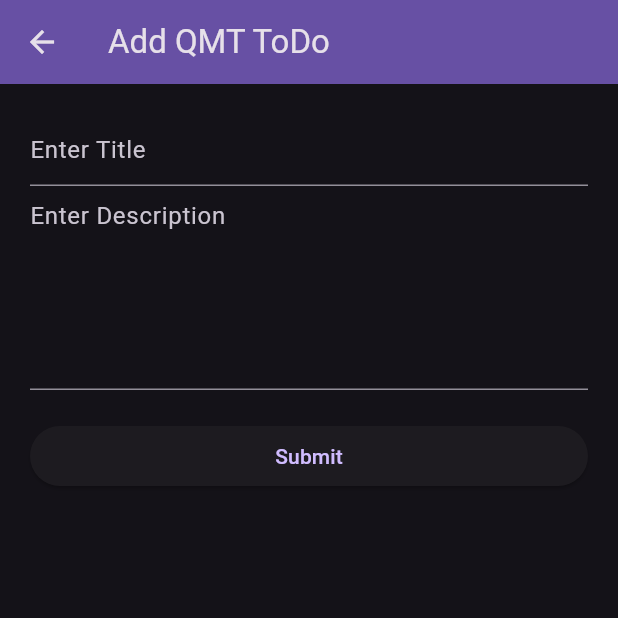
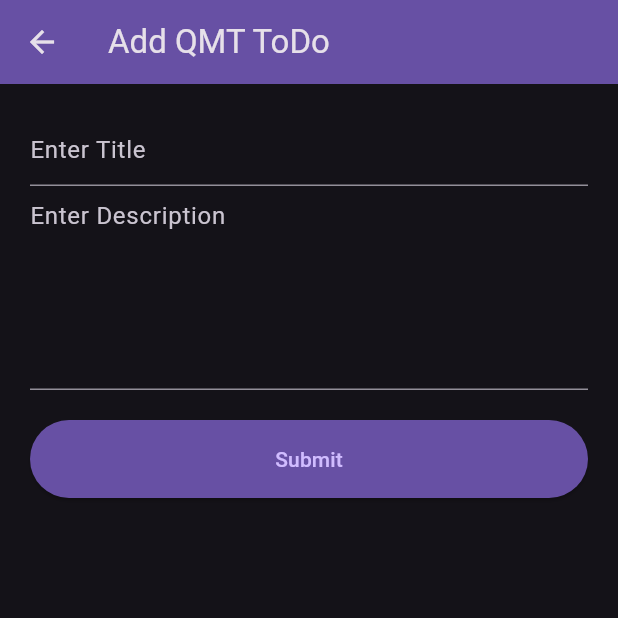
Before and after one commit to CalabrianChopper/fullstack_todo, a Flutter app: the screen it shows after launch, after a tap on "Add ToDo", on a phone screen of 412 x 824 dp, the top half of it. Run offline on Flutter 3.47's test engine with Material 3 defaults, Android fonts, the phone set to English and light mode, and no system bars; network calls fail.

Commit message:
video finito, da fare il refactoring

```diff
--- a/frontend/flutter_frontend/lib/screens/add_page.dart
+++ b/frontend/flutter_frontend/lib/screens/add_page.dart
@@ -3,7 +3,11 @@
 import 'package:http/http.dart' as http;
 
 class AddTodoPage extends StatefulWidget {
-  const AddTodoPage({super.key});
+  final Map? todo;
+  const AddTodoPage({
+    super.key,
+    this.todo,
+  });
 
   @override
   State<AddTodoPage> createState() => _AddTodoPageState();
@@ -13,12 +17,27 @@
 
   TextEditingController titleController = TextEditingController();
   TextEditingController descriptionController = TextEditingController();
+  bool isEdit = false;
+
+  @override
+  void initState() {
+    super.initState();
+    final todo = widget.todo;
+    if(todo != null){
+      isEdit = true;
+      final todo = widget.todo!;
+      titleController.text = todo['title'];
+      descriptionController.text = todo['description'];
+    }
+  }
 
   @override
   Widget build(BuildContext context) {
     return Scaffold(
       appBar: AppBar(
-        title: const Text("Add QMT ToDo"),
+        title: Text(
+          isEdit? "Edit QMT ToDo" : "Add QMT ToDo"
+        ),
         backgroundColor: Theme.of(context).colorScheme.inversePrimary,
       ),
       body: ListView(
@@ -41,12 +60,55 @@
           ),
           const SizedBox(height: 20),
           ElevatedButton(
-            onPressed: submitData,
-            child: const Text("Submit"),
+            onPressed: isEdit ? updateData : submitData,
+            style: ElevatedButton.styleFrom(
+              backgroundColor: Theme.of(context).colorScheme.inversePrimary,
+            ),
+            child: Padding(
+              padding: const EdgeInsets.all(16.0),
+              child: Text(
+                isEdit ? "Update" : "Submit"
+              )
+            ),
           )
         ],
       ),
     );
+  }
+
+  Future<void> updateData() async {
+    final todo = widget.todo!;
+    if (todo == null) {
+      print("Todo is null");
+      return;
+    }
+    final id = todo['id'];
+    final is_completed = todo['is_completed'];
+    final title = titleController.text;
+    final description = descriptionController.text;
+    final body = {
+      "title": title,
+      "description": description,
+      "is_completed": is_completed,
+    };
+    final url = "http://192.168.1.12:8000/v1/todos/update/$id/";
+    final uri = Uri.parse(url);
+    final response = await http.put(
+      uri,
+      headers: {
+        'Content-Type': 'application/json',
+      },
+      body: jsonEncode(body),
+    );
+    if (response.statusCode == 200) {
+      print('Data saved successfully');
+      print(response.body);
+      showSuccessMessage('Data updated successfully');
+    }
+    else {
+      print('Failed to save data. Status code: ${response.statusCode}');
+      showErrorMessage('Failed to update data. Status code: ${response.statusCode}');
+    }
   }
 
   Future<void> submitData() async {
--- a/frontend/flutter_frontend/lib/screens/todo_list.dart
+++ b/frontend/flutter_frontend/lib/screens/todo_list.dart
@@ -47,6 +47,7 @@
                   onSelected: (value){
                     if(value == 'edit'){
                       // navigate to edit page
+                      navigateToEditPage(item);
                     }else if(value == 'delete'){
                       // delete item
                       deleteById(id);
@@ -77,11 +78,26 @@
     );
   }
 
-  void navigateToAddPage() {
+  Future<void> navigateToAddPage() async {
     final route = MaterialPageRoute(
       builder: (context) => const AddTodoPage(),
     );
-    Navigator.push(context, route);
+    await Navigator.push(context, route);
+    setState(() {
+      isLoading = true;
+    });
+    fetchTodo();
+  }
+
+  Future<void> navigateToEditPage(Map item) async {
+    final route = MaterialPageRoute(
+      builder: (context) => AddTodoPage(todo:item),
+    );
+    await Navigator.push(context, route);
+    setState(() {
+      isLoading = true;
+    });
+    fetchTodo();
   }
 
   Future<void> deleteById(String id) async {
@@ -89,8 +105,12 @@
     final uri = Uri.parse(url);
     final response = await http.delete(uri);
     if(response.statusCode == 204){
+      final filtered = items.where((item) => item['id'] != id).toList();
+      setState((){
+        items = filtered;
+      });
+      showSuccessMessage('Todo deleted successfully');
       fetchTodo();
-      showSuccessMessage('Todo deleted successfully');
     }
     else{
       print('Failed to delete item with id: $id and status code: ${response.statusCode}');
```
Also changed, not shown: 1 other file.
